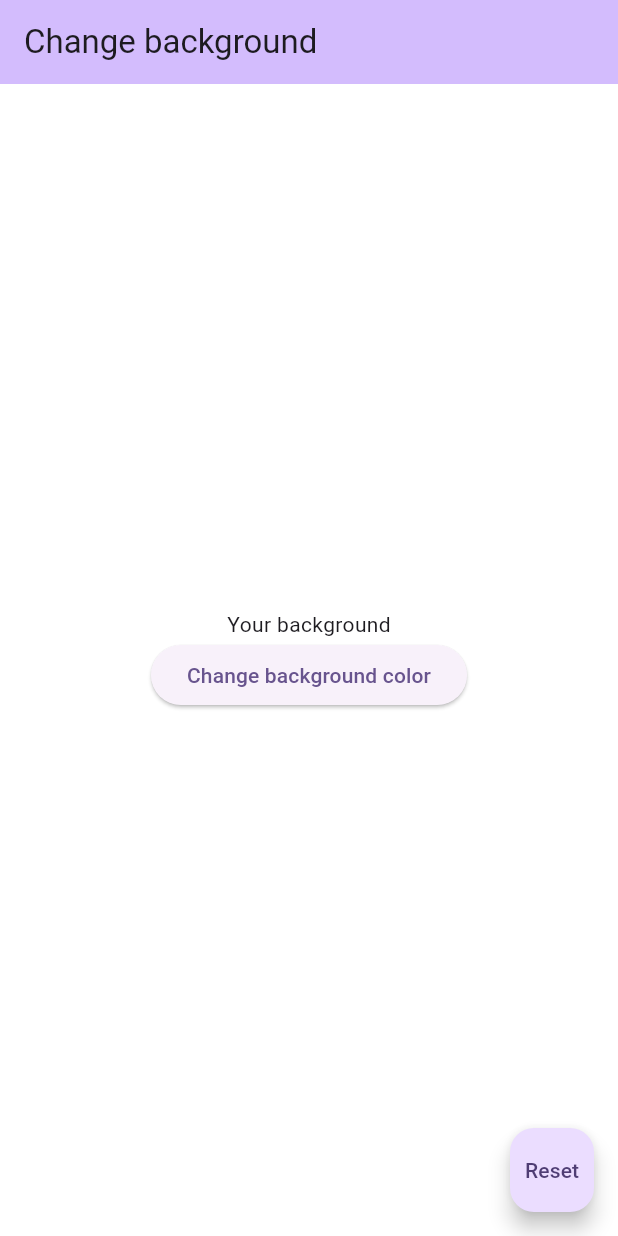
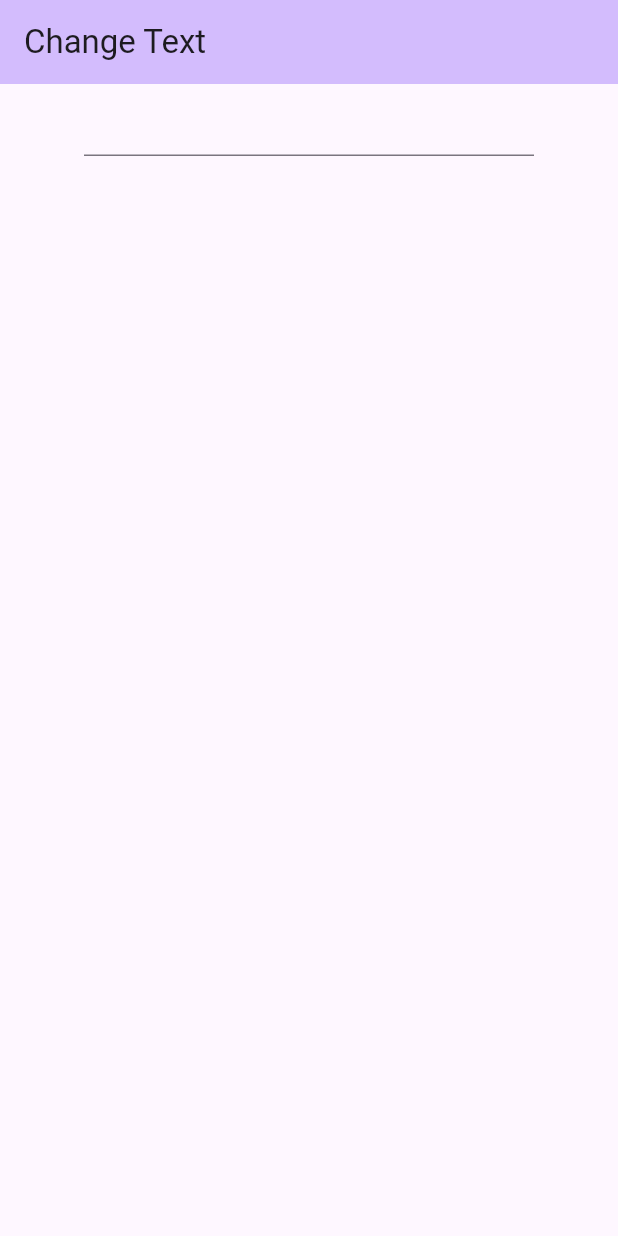
Before and after one commit to BarbaraWasik/wit-mobile-state-management, a Flutter app: the screen it shows after launch, on a phone screen of 412 x 824 dp. Run offline on Flutter 3.47's test engine with Material 3 defaults, Android fonts, the phone set to English and light mode, and no system bars; our stand-ins replace bloc, equatable, flutter_bloc, rxdart.

Commit message:
bloc-solution

```diff
--- /dev/null
+++ b/lib/column_widget.dart
@@ -0,0 +1,39 @@
+import 'package:flutter/material.dart';
+import 'package:flutter_bloc/flutter_bloc.dart';
+import 'package:wit_cubit_example_1/cubits/text_change_bloc/text_change_bloc.dart';
+
+class ColumnWidget extends StatelessWidget {
+  const ColumnWidget({super.key});
+
+  @override
+  Widget build(BuildContext context) {
+    return Column(
+      children: [
+        SizedBox(
+          width: 300,
+          child: TextField(
+            onChanged: (text) {
+              context.read<ChangeTextBloc>().add(SuccessChangeTextEvent(text));
+            },
+          ),
+        ),
+        BlocBuilder<ChangeTextBloc, ChangeTextState>(
+          builder: (context, state) {
+            if (state is ChangeTextLoading) {
+              return const Center(child: CircularProgressIndicator());
+            } else if (state is ChangeTextSuccess) {
+              return Column(
+                children: [
+                  Center(child: Text(state.transformedText, style: const TextStyle(fontSize: 20))),
+                  ElevatedButton(onPressed: () => context.read<ChangeTextBloc>().add(ResetChangeTextEvent()), child: const Text("Reset"))
+                ],
+              );
+            } else {
+              return const SizedBox();
+            }
+          },
+        )
+      ],
+    );
+  }
+}
--- /dev/null
+++ b/lib/cubits/bloc_utils.dart
@@ -0,0 +1,8 @@
+import 'package:bloc/bloc.dart';
+import 'package:rxdart/transformers.dart';
+
+class BlocUtils {
+  static EventTransformer<T> debounce<T>(Duration duration) {
+    return (events, mapper) => events.debounceTime(duration).switchMap(mapper);
+  }
+}
--- /dev/null
+++ b/lib/cubits/text_change_bloc/text_change_bloc.dart
@@ -0,0 +1,20 @@
+import 'package:equatable/equatable.dart';
+import 'package:flutter_bloc/flutter_bloc.dart';
+import 'package:wit_cubit_example_1/cubits/bloc_utils.dart';
+
+part 'text_change_event.dart';
+part 'text_change_state.dart';
+
+class ChangeTextBloc extends Bloc<ChangeTextEvent, ChangeTextState> {
+  static const Duration debounceDuration = Duration(milliseconds: 1000);
+
+  ChangeTextBloc() : super(ChangeTextInitial()) {
+    on<SuccessChangeTextEvent>((event, emit) => _handleSuccessTransformText(event, emit), transformer: BlocUtils.debounce(debounceDuration));
+    on<ResetChangeTextEvent>((_, emit) => emit(ChangeTextInitial()));
+  }
+
+  Future<void> _handleSuccessTransformText(SuccessChangeTextEvent event, Emitter<ChangeTextState> emit) async {
+    emit(ChangeTextLoading());
+    emit(ChangeTextSuccess(event.transformedText.toUpperCase()));
+  }
+}
--- /dev/null
+++ b/lib/cubits/text_change_bloc/text_change_event.dart
@@ -0,0 +1,19 @@
+part of 'text_change_bloc.dart';
+
+abstract class ChangeTextEvent extends Equatable {
+  @override
+  List<Object> get props => [];
+
+  const ChangeTextEvent();
+}
+
+class ResetChangeTextEvent extends ChangeTextEvent {}
+
+class SuccessChangeTextEvent extends ChangeTextEvent {
+  final String transformedText;
+
+  const SuccessChangeTextEvent(this.transformedText);
+
+  @override
+  List<Object> get props => [transformedText];
+}
--- /dev/null
+++ b/lib/cubits/text_change_bloc/text_change_state.dart
@@ -0,0 +1,21 @@
+part of 'text_change_bloc.dart';
+
+abstract class ChangeTextState extends Equatable {
+  const ChangeTextState();
+
+  @override
+  List<Object> get props => [];
+}
+
+class ChangeTextInitial extends ChangeTextState {}
+
+class ChangeTextLoading extends ChangeTextState {}
+
+class ChangeTextSuccess extends ChangeTextState {
+  final String transformedText;
+
+  const ChangeTextSuccess(this.transformedText);
+
+  @override
+  List<Object> get props => [transformedText];
+}
--- a/lib/main.dart
+++ b/lib/main.dart
@@ -1,6 +1,7 @@
 import 'package:flutter/material.dart';
 import 'package:flutter_bloc/flutter_bloc.dart';
-import 'package:wit_cubit_example_1/cubits/background_cubit.dart';
+import 'package:wit_cubit_example_1/column_widget.dart';
+import 'package:wit_cubit_example_1/cubits/text_change_bloc/text_change_bloc.dart';
 
 void main() {
   runApp(const MyApp());
@@ -16,7 +17,7 @@ class MyApp extends StatelessWidget {
         colorScheme: ColorScheme.fromSeed(seedColor: Colors.deepPurple),
         useMaterial3: true,
       ),
-      home: const MyHomePage(title: 'Change background'),
+      home: const MyHomePage(title: 'Change Text'),
     );
   }
 }
@@ -28,33 +29,18 @@ class MyHomePage extends StatelessWidget {
   @override
   Widget build(BuildContext context) {
     return BlocProvider(
-      create: (context) => BackgroundCubit(),
-      child: BlocBuilder<BackgroundCubit, BackgroundState>(
-        builder: (context, state) {
-          return Scaffold(
-            backgroundColor: state.colorValue,
+      create: (context) => ChangeTextBloc(),
+      child: Scaffold(
         appBar: AppBar(
           backgroundColor: Theme.of(context).colorScheme.inversePrimary,
           title: Text(title),
         ),
         body: Center(
-              child: Column(
-                mainAxisAlignment: MainAxisAlignment.center,
-                children: <Widget>[
-                  const Text(
-                    'Your background',
-                  ),
-                  ElevatedButton(
-                      onPressed: () => context.read<BackgroundCubit>().changeBackgroundColor(), child: const Text('Change background color'))
-                ],
+          child: BlocProvider(
+            create: (context) => ChangeTextBloc(),
+            child: const Center(child: ColumnWidget()),
           ),
         ),
-            floatingActionButton: FloatingActionButton(
-              onPressed: () => context.read<BackgroundCubit>().restToInitialBackground(),
-              child: const Text('Reset'),
-            ),
-          );
-        },
       ),
     );
   }
--- a/pubspec.yaml
+++ b/pubspec.yaml
@@ -37,6 +37,7 @@ dependencies:
   cupertino_icons: ^1.0.2
   flutter_bloc: ^8.1.3
   equatable: ^2.0.5
+  rxdart: ^0.27.3
 
 dev_dependencies:
   flutter_test:
```
Also changed, not shown: lib/cubits/background_cubit/background_cubit.dart (renamed from lib/cubits/background_cubit.dart), lib/cubits/background_cubit/background_state.dart (renamed from lib/cubits/background_state.dart), pubspec.lock. Lines whose indentation alone changed are shown as unchanged.
